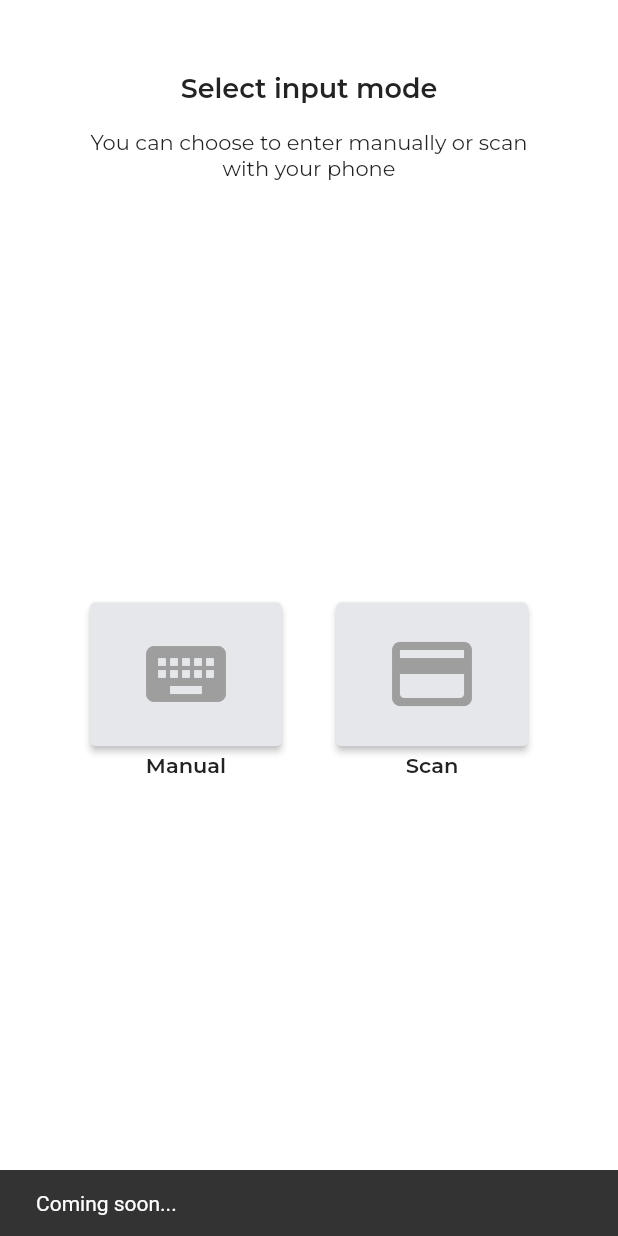
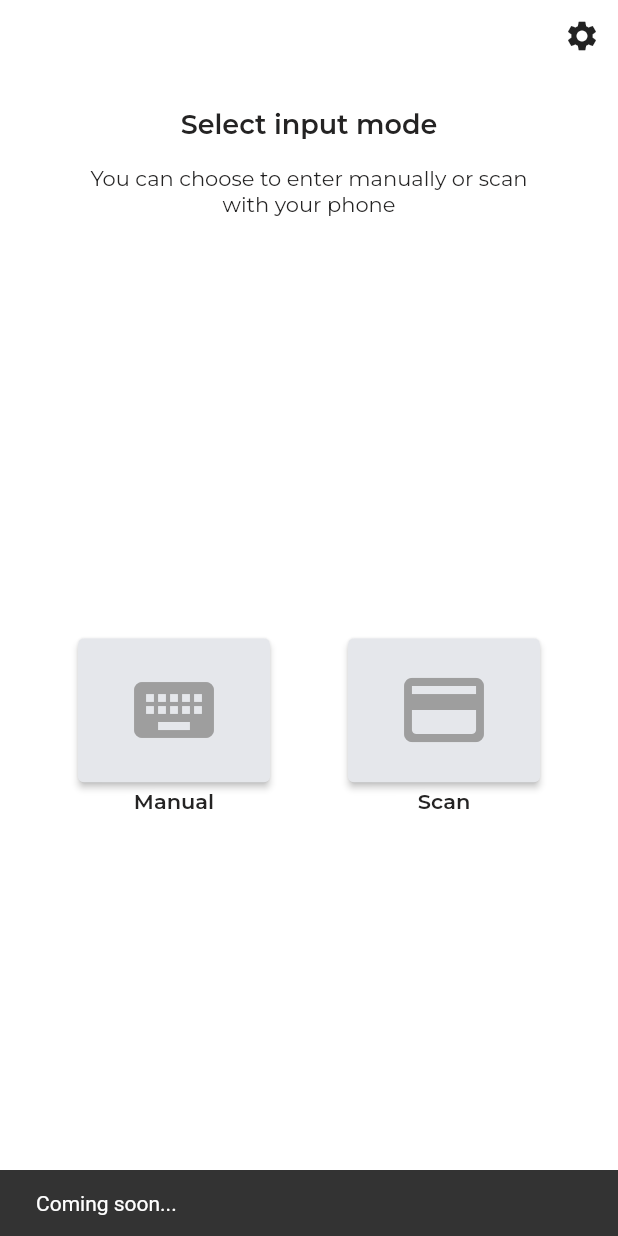
Before and after one commit to N-i-p-o-l/CardInfo, a Flutter app: the screen it shows after launch, after a tap on the "credit card" icon, on a phone screen of 412 x 824 dp. Run offline on Flutter 3.47's test engine with Material 2 defaults, Android fonts, the light colour scheme and no system bars; our stand-ins replace animate_do, auto_route, dio, easy_localization, equatable, flutter_bloc and 5 more; generated files the repository leaves out were written again.

Commit message:
feat settings screen

```diff
--- a/assets/translations/en.json
+++ b/assets/translations/en.json
@@ -13,5 +13,8 @@
   "field_required": "This field is required",
   "card_info_title": "Card Info",
   "bank_title": "Bank",
-  "country_title": "Country"
+  "country_title": "Country",
+  "dark_mode_title": "Dark mode",
+  "settings_title": "Settings",
+  "version_title": "Version"
 }
--- a/lib/di/module.dart
+++ b/lib/di/module.dart
@@ -1,6 +1,7 @@
 import 'package:card_info/presentation/routes/routes.dart';
 import 'package:dio/dio.dart';
 import 'package:injectable/injectable.dart';
+import 'package:shared_preferences/shared_preferences.dart';
 
 @module
 abstract class RegisterCoreDependencies {
--- a/lib/presentation/app.dart
+++ b/lib/presentation/app.dart
@@ -1,17 +1,23 @@
 import 'package:card_info/common/strings.dart';
 import 'package:card_info/di/di.dart';
+import 'package:card_info/presentation/screens/settings/provider/settings_notifier.dart';
 import 'package:card_info/theme/theme.dart';
 import 'package:easy_localization/easy_localization.dart';
 import 'package:flutter/material.dart';
+import 'package:provider/provider.dart';
 import 'routes/routes.dart';
 
 class App extends StatelessWidget {
-  const App({ Key? key }) : super(key: key);
+  const App({Key? key}) : super(key: key);
 
   AppRouter get _router => getIt<AppRouter>();
 
   @override
   Widget build(BuildContext context) {
+    return ChangeNotifierProvider(
+      create: (context) => SettingsNotifier(),
+      child: Consumer<SettingsNotifier>(
+        builder: (context, SettingsNotifier notifier, child) {
           return MaterialApp.router(
             title: StringConstants.appName,
             debugShowCheckedModeBanner: false,
@@ -20,7 +26,10 @@ class App extends StatelessWidget {
             supportedLocales: context.supportedLocales,
             routeInformationParser: _router.defaultRouteParser(),
             routerDelegate: _router.delegate(),
-      theme: AppTheme.lightTheme,
+            theme: notifier.darkMode ? AppTheme.darkTheme : AppTheme.lightTheme,
+          );
+        },
+      ),
     );
   }
 }
--- a/lib/presentation/routes/routes.dart
+++ b/lib/presentation/routes/routes.dart
@@ -11,6 +11,7 @@ export 'routes.gr.dart';
   routes: <AutoRoute>[
     AutoRoute(page: SplashScreen, initial: true),
     AutoRoute(page: InputModeScreen),
+    AutoRoute(page: SettingsScreen),
     AutoRoute(page: ManualInputScreen),
     AutoRoute(page: CardInfoScreen),
   ],
--- a/lib/presentation/screens/input_mode/input_mode_screen.dart
+++ b/lib/presentation/screens/input_mode/input_mode_screen.dart
@@ -14,10 +14,22 @@ class InputModeScreen extends StatelessWidget {
     return Scaffold(
       body: SafeArea(
         child: Padding(
-          padding: const EdgeInsets.all(AppSpacings.xxl),
+          padding: const EdgeInsets.all(0.0),
           child: Column(
             crossAxisAlignment: CrossAxisAlignment.center,
             children: [
+              Align(
+                alignment: Alignment.centerRight,
+                child: InkWell(
+                  child: const Padding(
+                    padding: EdgeInsets.all(AppSpacings.l),
+                    child: Icon(Icons.settings),
+                  ),
+                  onTap: () {
+                    context.router.push(const SettingsRoute());
+                  },
+                ),
+              ),
               const SizedBox(height: AppSpacings.xxl),
               Text(
                 tr('select_input_mode'),
--- a/lib/presentation/screens/manual_input/manual_input_screen.dart
+++ b/lib/presentation/screens/manual_input/manual_input_screen.dart
@@ -189,4 +189,10 @@ class _ManualInputScreenState extends State<ManualInputScreen> {
       ),
     );
   }
+
+  @override
+  void dispose() {
+    super.dispose();
+    _cardInputController.dispose();
+  }
 }
--- a/lib/presentation/screens/screens.dart
+++ b/lib/presentation/screens/screens.dart
@@ -2,3 +2,4 @@ export 'card_info/card_info_screen.dart';
 export 'input_mode/input_mode_screen.dart';
 export 'manual_input/manual_input_screen.dart';
 export 'splash/splash_screen.dart';
+export 'settings/settings_screen.dart';
--- /dev/null
+++ b/lib/presentation/screens/settings/provider/settings_notifier.dart
@@ -0,0 +1,35 @@
+import 'package:flutter/material.dart';
+import 'package:shared_preferences/shared_preferences.dart';
+
+class SettingsNotifier extends ChangeNotifier {
+  SettingsNotifier() {
+    _loadFromPreferences();
+  }
+
+  static const String darkModeKey = 'dark_mode_key';
+
+  late SharedPreferences _preferences;
+
+  bool _darkMode = false;
+  bool get darkMode => _darkMode;
+
+  Future<void> _initialPreferences() async {
+    _preferences = await SharedPreferences.getInstance();
+  }
+
+  Future<void> _savePreferences() async {
+    _preferences.setBool(darkModeKey, _darkMode);
+  }
+
+  Future<void> _loadFromPreferences() async {
+    await _initialPreferences();
+    _darkMode = _preferences.getBool(darkModeKey) ?? false;
+    notifyListeners();
+  }
+
+  void toggleDarkMode() {
+    _darkMode = !_darkMode;
+    _savePreferences();
+    notifyListeners();
+  }
+}
--- a/pubspec.yaml
+++ b/pubspec.yaml
@@ -16,6 +16,7 @@ dependencies:
   intl: ^0.17.0
   http: ^0.13.3
   get_it: ^7.2.0
+  provider: ^6.0.2
   equatable: ^2.0.3
   animate_do: ^2.1.0
   injectable: ^1.5.0
@@ -23,8 +24,10 @@ dependencies:
   google_fonts: ^2.1.0
   flutter_bloc: ^8.0.1
   json_annotation: ^4.4.0
+  easy_localization: ^3.0.0
   freezed_annotation: ^1.0.0
-  easy_localization: ^3.0.0
+  shared_preferences: ^2.0.12
+
 
 dev_dependencies:
   freezed: ^0.14.5
```
Also changed, not shown: lib/presentation/screens/settings/settings_screen.dart (added, +72 -0 lines), pubspec.lock. Lines whose indentation alone changed are shown as unchanged.
